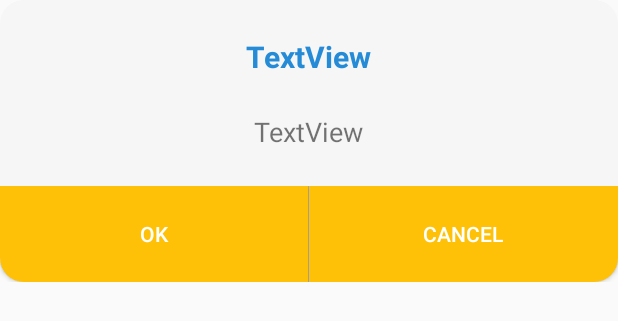
After one commit to PalacioAF/Android-sysacad, an Android app: the layout dialog_confirm.xml on its own in the app's theme, with its tools: preview values and no code run, on a phone screen of 412 x 824 dp. The commit adds this screen. Shown: the top 321 px of the screen. Run offline under Robolectric (Android 15) with nearby library versions, the phone set to English and light mode, and no system bars.

Commit message:
Notificaciones-delete

```diff
--- a/app/build.gradle
+++ b/app/build.gradle
@@ -42,7 +42,7 @@ dependencies {
     implementation 'com.google.firebase:firebase-analytics:17.2.2'
     implementation 'com.google.firebase:firebase-messaging:20.1.6'
     implementation 'com.google.firebase:firebase-database:19.3.0'
-
+    implementation 'com.google.android.material:material:1.1.0'
 
 
 }
--- a/app/src/main/java/com/zero/Request/RequestPostNotificacion.java
+++ b/app/src/main/java/com/zero/request/RequestPostNotificacion.java
@@ -1,4 +1,4 @@
-package com.zero.Request;
+package com.zero.request;
 
 import com.zero.model.Estado;
 import com.zero.model.Notificacion;
--- a/app/src/main/java/com/zero/retrofit/ApiRest.java
+++ b/app/src/main/java/com/zero/retrofit/ApiRest.java
@@ -1,6 +1,7 @@
 package com.zero.retrofit;
 
-import com.zero.Request.RequestPostNotificacion;
+import com.zero.request.RequestDeleteNotificacion;
+import com.zero.request.RequestPostNotificacion;
 import com.zero.model.Notificacion;
 import com.zero.response.ResponseGetCorrelatividadCursado;
 import com.zero.response.ResponseGetCorrelatividadRendir;
@@ -13,6 +14,7 @@ import com.zero.response.ResponseGetNotificacion;
 
 import retrofit2.Call;
 import retrofit2.http.Body;
+import retrofit2.http.DELETE;
 import retrofit2.http.GET;
 import retrofit2.http.Header;
 import retrofit2.http.POST;
@@ -38,4 +40,6 @@ public interface ApiRest {
     Call<ResponseGetNotificacion> GetNotificacion(@Header("Authorization") String token, @Path("id") String id);
     @POST("notificacion")
     Call<RequestPostNotificacion> AddNotificacion(@Body Notificacion notificacion);
+    @DELETE("notificacion/{id}")
+    Call<RequestDeleteNotificacion> DeleteNotificacion(@Path("id") String usuario);
 }
--- /dev/null
+++ b/app/src/main/res/drawable/dialog_btn_cancel.xml
@@ -0,0 +1,6 @@
+<?xml version="1.0" encoding="utf-8"?>
+<shape xmlns:android="http://schemas.android.com/apk/res/android">
+    <solid android:color="@color/gold"/>
+    <corners
+        android:bottomRightRadius="16dp"/>
+</shape>
--- /dev/null
+++ b/app/src/main/res/drawable/dialog_btn_ok.xml
@@ -0,0 +1,5 @@
+<?xml version="1.0" encoding="utf-8"?>
+<shape xmlns:android="http://schemas.android.com/apk/res/android">
+    <solid android:color="@color/gold"/>
+    <corners android:bottomLeftRadius="16dp" />
+</shape>
--- /dev/null
+++ b/app/src/main/res/drawable/ic_delete.xml
@@ -0,0 +1,5 @@
+<vector android:alpha="0.85" android:height="24dp"
+    android:tint="#FFFFFF" android:viewportHeight="24.0"
+    android:viewportWidth="24.0" android:width="24dp" xmlns:android="http://schemas.android.com/apk/res/android">
+    <path android:fillColor="#FF000000" android:pathData="M6,19c0,1.1 0.9,2 2,2h8c1.1,0 2,-0.9 2,-2V7H6v12zM19,4h-3.5l-1,-1h-5l-1,1H5v2h14V4z"/>
+</vector>
--- /dev/null
+++ b/app/src/main/res/layout/dialog_confirm.xml
@@ -0,0 +1,64 @@
+<?xml version="1.0" encoding="utf-8"?>
+<LinearLayout xmlns:android="http://schemas.android.com/apk/res/android"
+    android:layout_width="match_parent"
+    android:layout_height="wrap_content"
+    android:background="@drawable/card_bg"
+    android:gravity="center"
+    android:orientation="vertical">
+
+    <LinearLayout
+        android:layout_width="match_parent"
+        android:layout_height="wrap_content"
+        android:layout_margin="24dp"
+        android:gravity="center"
+        android:orientation="vertical">
+
+        <TextView
+            android:id="@+id/dialog_conf_title"
+            android:layout_width="wrap_content"
+            android:layout_height="wrap_content"
+            android:layout_marginBottom="24dp"
+            android:text="TextView"
+            android:textColor="@color/title_text_color"
+            android:textSize="20sp"
+            android:textStyle="bold" />
+
+        <TextView
+            android:id="@+id/dialog_conf_detail"
+            android:layout_width="wrap_content"
+            android:layout_height="wrap_content"
+            android:gravity="center"
+            android:text="TextView"
+            android:textSize="18sp" />
+    </LinearLayout>
+
+    <LinearLayout
+        android:layout_width="match_parent"
+        android:layout_height="wrap_content"
+        android:orientation="horizontal">
+
+        <Button
+            android:id="@+id/dialog_conf__btn_ok"
+            android:layout_width="wrap_content"
+            android:layout_height="64dp"
+            android:layout_weight="1"
+            android:background="@drawable/dialog_btn_ok"
+            android:text="Ok"
+            android:textColor="@color/white" />
+
+        <View
+            android:layout_width="0.7dp"
+            android:layout_height="match_parent"
+            android:alpha="0.8"
+            android:background="#aaaaaa"/>
+
+        <Button
+            android:id="@+id/dialog_conf__btn_cancel"
+            android:layout_width="wrap_content"
+            android:layout_height="64dp"
+            android:layout_weight="1"
+            android:background="@drawable/dialog_btn_cancel"
+            android:text="CANCEL"
+            android:textColor="@color/white" />
+    </LinearLayout>
+</LinearLayout>
```
Also changed, not shown: app/src/main/java/com/zero/act_notif/NotifActivity.java (+12 -0 lines), app/src/main/java/com/zero/dialog/Dialog.java (+76 -10 lines), app/src/main/java/com/zero/request/RequestDeleteNotificacion.java (added, +22 -0 lines), app/src/main/java/com/zero/servicio/NotificationService.java (+2 -5 lines), app/src/main/res/layout/activity_notif.xml (+13 -0 lines).
